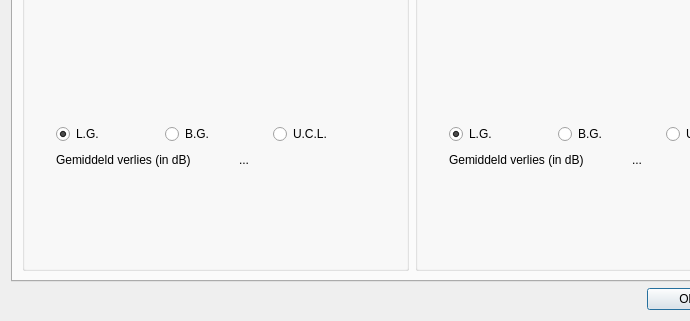
Roelio81/audioadmin, file AudioAdmin/ui/measurements.ui: the form before one commit; both pictures show x 0 to 690 and y 277 to 598 of the 824 by 598 pixel window.
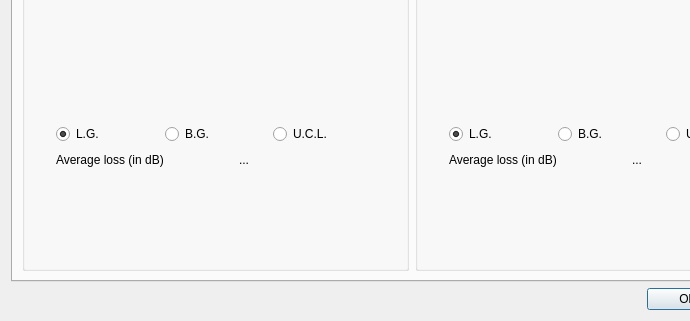
The form after the commit. Icons and pictures are not drawn. Custom widgets are drawn as their Qt base class.

The edit to the form file:
```diff
--- a/AudioAdmin/ui/measurements.ui
+++ b/AudioAdmin/ui/measurements.ui
@@ -136,7 +136,7 @@
             <item>
              <widget class="QLabel" name="l_verliesRechts">
               <property name="text">
-               <string>Gemiddeld verlies (in dB)</string>
+               <string>Average loss (in dB)</string>
               </property>
              </widget>
             </item>
@@ -283,7 +283,7 @@
             <item>
              <widget class="QLabel" name="l_verliesLinks">
               <property name="text">
-               <string>Gemiddeld verlies (in dB)</string>
+               <string>Average loss (in dB)</string>
               </property>
              </widget>
             </item>
```
